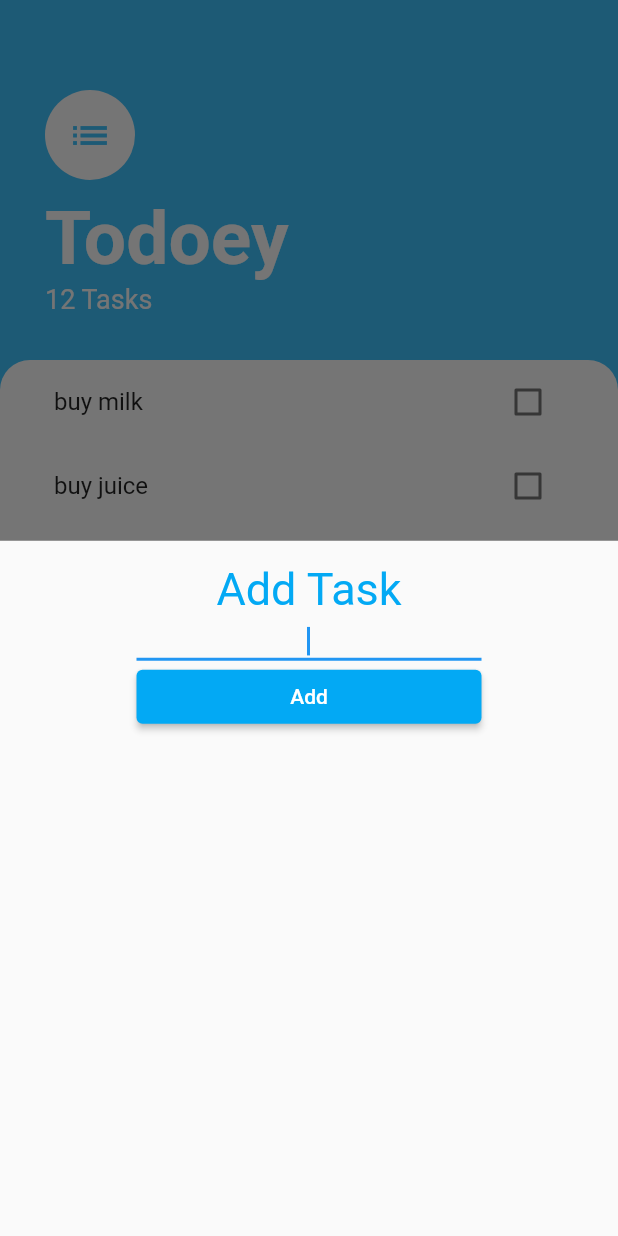
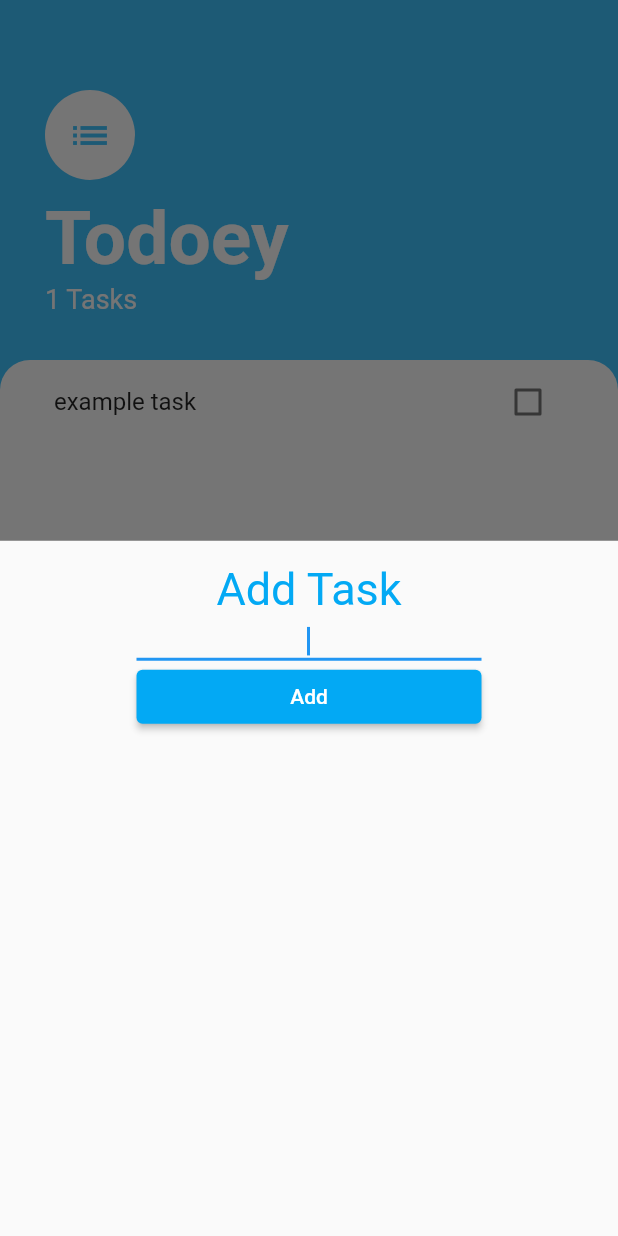
Before and after one commit to nsakenov/flutter_todo_app, a Flutter app: the screen it shows after launch, after a tap on the "add" icon, on a phone screen of 412 x 824 dp. Run offline on Flutter 3.47's test engine with Material 2 defaults, Android fonts, the phone set to English and light mode, and no system bars.

```diff
--- a/lib/components/add_task_screen.dart
+++ b/lib/components/add_task_screen.dart
@@ -1,9 +1,10 @@
 import 'package:flutter/material.dart';
 
 class AddTaskScreen extends StatelessWidget {
-  const AddTaskScreen({
-    Key? key,
-  }) : super(key: key);
+  final Function addTasks;
+  final myController = TextEditingController();
+
+  AddTaskScreen({required this.addTasks});
 
   @override
   Widget build(BuildContext context) {
@@ -23,6 +24,7 @@ class AddTaskScreen extends StatelessWidget {
               child: TextField(
                 autofocus: true,
                 textAlign: TextAlign.center,
+                controller: myController,
               ),
             ),
             SizedBox(
@@ -32,7 +34,11 @@ class AddTaskScreen extends StatelessWidget {
                   backgroundColor: MaterialStateProperty.all(Colors.lightBlue),
                 ),
                 child: Text('Add'),
-                onPressed: () => Navigator.pop(context),
+                onPressed: () {
+                  addTasks(myController.text);
+                  print(myController.text);
+                  Navigator.pop(context);
+                },
               ),
             )
           ],
--- a/lib/components/tasks_list.dart
+++ /dev/null
@@ -1,32 +0,0 @@
-import 'package:flutter/material.dart';
-import 'package:flutter_todo_app/components/task_tile.dart';
-import 'package:flutter_todo_app/models/task.dart';
-
-class TasksList extends StatefulWidget {
-  @override
-  _TasksListState createState() => _TasksListState();
-}
-
-class _TasksListState extends State<TasksList> {
-  List<Task> tasks = [
-    Task(name: 'buy milk'),
-    Task(name: 'buy juice'),
-    Task(name: 'buy tomatoes'),
-  ];
-  @override
-  Widget build(BuildContext context) {
-    return ListView.builder(
-      itemBuilder: (context, index) {
-        return TaskTile(
-            title: tasks[index].name,
-            isChecked: tasks[index].isDone,
-            checkboxCallback: (bool? checkboxState) {
-              setState(() {
-                tasks[index].toggleDone();
-              });
-            });
-      },
-      itemCount: tasks.length,
-    );
-  }
-}
--- a/lib/screens/tasks_screen.dart
+++ b/lib/screens/tasks_screen.dart
@@ -1,8 +1,18 @@
 import 'package:flutter/material.dart';
-import 'package:flutter_todo_app/components/tasks_list.dart';
 import 'package:flutter_todo_app/components/add_task_screen.dart';
+import 'package:flutter_todo_app/models/task.dart';
+import 'package:flutter_todo_app/components/task_tile.dart';
 
-class TasksScreen extends StatelessWidget {
+class TasksScreen extends StatefulWidget {
+  @override
+  _TasksScreenState createState() => _TasksScreenState();
+}
+
+class _TasksScreenState extends State<TasksScreen> {
+  List<Task> tasks = [
+    Task(name: 'example task'),
+  ];
+
   @override
   Widget build(BuildContext context) {
     return Scaffold(
@@ -14,7 +24,13 @@ class TasksScreen extends StatelessWidget {
             showModalBottomSheet(
               context: context,
               builder: (BuildContext context) {
-                return AddTaskScreen();
+                return AddTaskScreen(
+                  addTasks: (String name) {
+                    setState(() {
+                      tasks.add(Task(name: name));
+                    });
+                  },
+                );
               },
             );
           },
@@ -47,7 +63,7 @@ class TasksScreen extends StatelessWidget {
                   ),
                 ),
                 Text(
-                  '12 Tasks',
+                  '${tasks.length} Tasks',
                   style: TextStyle(
                     color: Colors.white,
                     fontSize: 18.0,
@@ -66,7 +82,19 @@ class TasksScreen extends StatelessWidget {
                   topRight: Radius.circular(20.0),
                 ),
               ),
-              child: TasksList(),
+              child: ListView.builder(
+                itemBuilder: (context, index) {
+                  return TaskTile(
+                      title: tasks[index].name,
+                      isChecked: tasks[index].isDone,
+                      checkboxCallback: (bool? checkboxState) {
+                        setState(() {
+                          tasks[index].toggleDone();
+                        });
+                      });
+                },
+                itemCount: tasks.length,
+              ),
             ),
           )
         ]));
```
